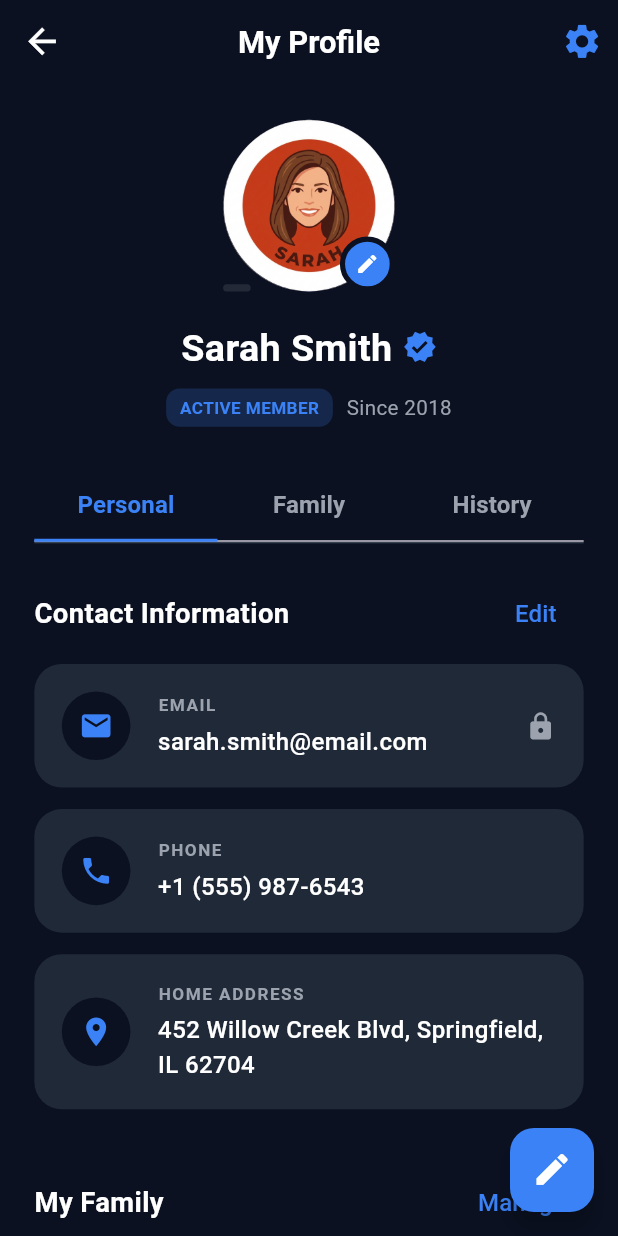
After one commit to arshad1/church-app-flutter, a Flutter app: the ProfileView screen opened by its route, on a phone screen of 412 x 824 dp. The commit adds this screen. Run offline on Flutter 3.47's test engine with Material 3 defaults, Android fonts, the phone set to English and light mode, and no system bars; our stand-ins replace dio, flutter_screenutil, get, get_storage, google_fonts; accounts and stored records are empty.

Commit message:
feat: add profile module with its view, controller, binding, and integrate navigation from the home view.

```diff
--- a/lib/app/modules/home/views/home_view.dart
+++ b/lib/app/modules/home/views/home_view.dart
@@ -2,6 +2,7 @@ import 'package:church_app/app/core/theme/app_theme.dart';
 import 'package:flutter/material.dart';
 import 'package:get/get.dart';
 import 'package:flutter_screenutil/flutter_screenutil.dart';
+import 'package:church_app/app/routes/app_pages.dart';
 import '../controllers/home_controller.dart';
 
 class HomeView extends GetView<HomeController> {
@@ -52,9 +53,12 @@ class HomeView extends GetView<HomeController> {
       children: [
         Row(
           children: [
-            CircleAvatar(
-              radius: 20.r,
-              backgroundImage: const AssetImage('assets/images/avatar.png'),
+            GestureDetector(
+              onTap: () => Get.toNamed(Routes.profile),
+              child: CircleAvatar(
+                radius: 20.r,
+                backgroundImage: const AssetImage('assets/images/avatar.png'),
+              ),
             ),
             SizedBox(width: 12.w),
             Column(
--- /dev/null
+++ b/lib/app/modules/profile/bindings/profile_binding.dart
@@ -0,0 +1,10 @@
+import 'package:get/get.dart';
+
+import '../controllers/profile_controller.dart';
+
+class ProfileBinding extends Bindings {
+  @override
+  void dependencies() {
+    Get.lazyPut<ProfileController>(() => ProfileController());
+  }
+}
--- /dev/null
+++ b/lib/app/modules/profile/controllers/profile_controller.dart
@@ -0,0 +1,6 @@
+import 'package:get/get.dart';
+
+class ProfileController extends GetxController {
+  // Add any needed state logic here
+  // For now, it's primarily a static presentation similar to the mockup
+}
--- /dev/null
+++ b/lib/app/modules/profile/views/profile_view.dart
@@ -0,0 +1,472 @@
+import 'package:flutter/material.dart';
+import 'package:flutter_screenutil/flutter_screenutil.dart';
+import 'package:get/get.dart';
+import '../../../core/theme/app_theme.dart';
+import '../controllers/profile_controller.dart';
+
+class ProfileView extends GetView<ProfileController> {
+  const ProfileView({super.key});
+
+  @override
+  Widget build(BuildContext context) {
+    return DefaultTabController(
+      length: 3,
+      child: Scaffold(
+        backgroundColor: AppTheme.background,
+        appBar: _buildAppBar(),
+        body: SafeArea(
+          child: Column(
+            children: [
+              SizedBox(height: 20.h),
+              _buildProfileHeader(),
+              SizedBox(height: 24.h),
+              _buildTabBar(),
+              Expanded(
+                child: TabBarView(
+                  children: [
+                    _buildPersonalTab(),
+                    _buildPlaceholderTab('Family'),
+                    _buildPlaceholderTab('History'),
+                  ],
+                ),
+              ),
+            ],
+          ),
+        ),
+        floatingActionButton: FloatingActionButton(
+          onPressed: () {},
+          backgroundColor: AppTheme.primary,
+          child: Icon(Icons.edit, color: Colors.white, size: 24.sp),
+        ),
+      ),
+    );
+  }
+
+  AppBar _buildAppBar() {
+    return AppBar(
+      backgroundColor: AppTheme.background,
+      elevation: 0,
+      leading: IconButton(
+        icon: Icon(Icons.arrow_back, color: Colors.white, size: 24.sp),
+        onPressed: () => Get.back(),
+      ),
+      title: Text(
+        'My Profile',
+        style: TextStyle(
+          color: Colors.white,
+          fontSize: 18.sp,
+          fontWeight: FontWeight.bold,
+        ),
+      ),
+      centerTitle: true,
+      actions: [
+        IconButton(
+          icon: Icon(Icons.settings, color: AppTheme.primary, size: 24.sp),
+          onPressed: () {},
+        ),
+      ],
+    );
+  }
+
+  Widget _buildProfileHeader() {
+    return Column(
+      children: [
+        Stack(
+          children: [
+            CircleAvatar(
+              radius: 50.r,
+              backgroundImage: const AssetImage('assets/images/avatar.png'),
+            ),
+            Positioned(
+              bottom: 0,
+              right: 0,
+              child: Container(
+                padding: EdgeInsets.all(6.w),
+                decoration: BoxDecoration(
+                  color: AppTheme.primary,
+                  shape: BoxShape.circle,
+                  border: Border.all(color: AppTheme.background, width: 3.w),
+                ),
+                child: Icon(Icons.edit, color: Colors.white, size: 14.sp),
+              ),
+            ),
+            Positioned(
+              bottom: 0,
+              left: 0,
+              child: Container(
+                padding: EdgeInsets.symmetric(horizontal: 8.w, vertical: 2.h),
+                decoration: BoxDecoration(
+                  color: Colors.white.withValues(
+                    alpha: 0.1,
+                  ), // Translucent backdrop for styling logic
+                  borderRadius: BorderRadius.circular(10.r),
+                ),
+                // Could be another badge logic
+              ),
+            ),
+          ],
+        ),
+        SizedBox(height: 16.h),
+        Row(
+          mainAxisAlignment: MainAxisAlignment.center,
+          children: [
+            Text(
+              'Sarah Smith', // Matching avatar gender
+              style: TextStyle(
+                color: Colors.white,
+                fontSize: 22.sp,
+                fontWeight: FontWeight.bold,
+              ),
+            ),
+            SizedBox(width: 6.w),
+            Icon(Icons.verified, color: AppTheme.primary, size: 20.sp),
+          ],
+        ),
+        SizedBox(height: 8.h),
+        Row(
+          mainAxisAlignment: MainAxisAlignment.center,
+          children: [
+            Container(
+              padding: EdgeInsets.symmetric(horizontal: 8.w, vertical: 4.h),
+              decoration: BoxDecoration(
+                color: AppTheme.primary.withValues(alpha: 0.2),
+                borderRadius: BorderRadius.circular(8.r),
+              ),
+              child: Text(
+                'ACTIVE MEMBER',
+                style: TextStyle(
+                  color: AppTheme.primary,
+                  fontSize: 10.sp,
+                  fontWeight: FontWeight.bold,
+                ),
+              ),
+            ),
+            SizedBox(width: 8.w),
+            Text(
+              'Since 2018',
+              style: TextStyle(color: AppTheme.textSecondary, fontSize: 12.sp),
+            ),
+          ],
+        ),
+      ],
+    );
+  }
+
+  Widget _buildTabBar() {
+    return Container(
+      margin: EdgeInsets.symmetric(horizontal: 20.w),
+      decoration: const BoxDecoration(
+        border: Border(bottom: BorderSide(color: Color(0xFF374151), width: 1)),
+      ),
+      child: TabBar(
+        labelColor: AppTheme.primary,
+        unselectedLabelColor: AppTheme.textSecondary,
+        labelStyle: TextStyle(fontSize: 14.sp, fontWeight: FontWeight.w600),
+        indicatorColor: AppTheme.primary,
+        indicatorSize: TabBarIndicatorSize.tab,
+        tabs: const [
+          Tab(text: 'Personal'),
+          Tab(text: 'Family'),
+          Tab(text: 'History'),
+        ],
+      ),
+    );
+  }
+
+  Widget _buildPersonalTab() {
+    return SingleChildScrollView(
+      padding: EdgeInsets.all(20.w),
+      child: Column(
+        crossAxisAlignment: CrossAxisAlignment.start,
+        children: [
+          Row(
+            mainAxisAlignment: MainAxisAlignment.spaceBetween,
+            children: [
+              Text(
+                'Contact Information',
+                style: TextStyle(
+                  color: Colors.white,
+                  fontSize: 16.sp,
+                  fontWeight: FontWeight.bold,
+                ),
+              ),
+              TextButton(
+                onPressed: () {},
+                child: Text(
+                  'Edit',
+                  style: TextStyle(color: AppTheme.primary, fontSize: 14.sp),
+                ),
+              ),
+            ],
+          ),
+          SizedBox(height: 8.h),
+          _buildInfoCard(
+            Icons.email,
+            'EMAIL',
+            'sarah.smith@email.com',
+            isLocked: true,
+          ),
+          SizedBox(height: 12.h),
+          _buildInfoCard(Icons.phone, 'PHONE', '+1 (555) 987-6543'),
+          SizedBox(height: 12.h),
+          _buildInfoCard(
+            Icons.location_on,
+            'HOME ADDRESS',
+            '452 Willow Creek Blvd, Springfield, IL 62704',
+          ),
+          SizedBox(height: 32.h),
+          Row(
+            mainAxisAlignment: MainAxisAlignment.spaceBetween,
+            children: [
+              Text(
+                'My Family',
+                style: TextStyle(
+                  color: Colors.white,
+                  fontSize: 16.sp,
+                  fontWeight: FontWeight.bold,
+                ),
+              ),
+              TextButton(
+                onPressed: () {},
+                child: Text(
+                  'Manage',
+                  style: TextStyle(color: AppTheme.primary, fontSize: 14.sp),
+                ),
+              ),
+            ],
+          ),
+          SizedBox(height: 16.h),
+          _buildFamilyList(),
+          SizedBox(height: 32.h),
+          Text(
+            'Spiritual Journey',
+            style: TextStyle(
+              color: Colors.white,
+              fontSize: 16.sp,
+              fontWeight: FontWeight.bold,
+            ),
+          ),
+          SizedBox(height: 16.h),
+          _buildJourneyCard(
+            Icons.water_drop,
+            'Baptism',
+            'Oct 12, 1995 • St. Peter\'s Cathedral',
+            AppTheme.primary.withValues(alpha: 0.2),
+            AppTheme.primary,
+          ),
+          _buildJourneyCard(
+            Icons.volunteer_activism, // Dove icon replacement
+            'Confirmation',
+            'May 20, 2010 • St. Mary\'s Church',
+            Color(0xFFF97316).withValues(alpha: 0.2),
+            Color(0xFFF97316),
+          ),
+          _buildJourneyCard(
+            Icons.favorite,
+            'Holy Matrimony',
+            'Jun 15, 2018 • Sacred Heart Chapel',
+            Colors.pink.withValues(alpha: 0.2),
+            Colors.pink,
+            isLast: true,
+          ),
+          SizedBox(height: 24.h),
+          Center(
+            child: TextButton(
+              onPressed: () {},
+              child: Text(
+                'View Full History',
+                style: TextStyle(
+                  color: AppTheme.textSecondary,
+                  fontSize: 14.sp,
+                  fontWeight: FontWeight.w600,
+                ),
+              ),
+            ),
+          ),
+          SizedBox(height: 40.h), // Bottom padding for FAB
+        ],
+      ),
+    );
+  }
+
+  Widget _buildInfoCard(
+    IconData icon,
+    String label,
+    String value, {
+    bool isLocked = false,
+  }) {
+    return Container(
+      padding: EdgeInsets.all(16.w),
+      decoration: BoxDecoration(
+        color: AppTheme.surface,
+        borderRadius: BorderRadius.circular(16.r),
+      ),
+      child: Row(
+        children: [
+          Container(
+            padding: EdgeInsets.all(10.w),
+            decoration: BoxDecoration(
+              color: AppTheme.background,
+              shape: BoxShape.circle,
+            ),
+            child: Icon(icon, color: AppTheme.primary, size: 20.sp),
+          ),
+          SizedBox(width: 16.w),
+          Expanded(
+            child: Column(
+              crossAxisAlignment: CrossAxisAlignment.start,
+              children: [
+                Text(
+                  label,
+                  style: TextStyle(
+                    color: AppTheme.textSecondary,
+                    fontSize: 10.sp,
+                    fontWeight: FontWeight.bold,
+                    letterSpacing: 1.0,
+                  ),
+                ),
+                SizedBox(height: 4.h),
+                Text(
+                  value,
+                  style: TextStyle(
+                    color: Colors.white,
+                    fontSize: 14.sp,
+                    fontWeight: FontWeight.w500,
+                  ),
+                ),
+              ],
+            ),
+          ),
+          if (isLocked)
+            Icon(Icons.lock, color: AppTheme.textSecondary, size: 18.sp),
+        ],
+      ),
+    );
+  }
+
+  Widget _buildFamilyList() {
+    return Row(
+      children: [
+        _buildFamilyMember('Jane', 'images/family_jane.png'), // Generated
+        SizedBox(width: 16.w),
+        _buildFamilyMember('Timmy', 'images/family_timmy.png'), // Generated
+        SizedBox(width: 16.w),
+        Column(
+          children: [
+            Container(
+              width: 60.r,
+              height: 60.r,
+              decoration: BoxDecoration(
+                shape: BoxShape.circle,
+                border: Border.all(
+                  color: AppTheme.textSecondary,
+                  style: BorderStyle.solid,
+                ),
+              ),
+              child: Icon(
+                Icons.add,
+                color: AppTheme.textSecondary,
+                size: 24.sp,
+              ),
+            ),
+            SizedBox(height: 8.h),
+            Text(
+              'Add',
+              style: TextStyle(color: AppTheme.textSecondary, fontSize: 12.sp),
+            ),
+          ],
+        ),
+      ],
+    );
+  }
+
+  Widget _buildFamilyMember(String name, String asset) {
+    return Column(
+      children: [
+        CircleAvatar(radius: 30.r, backgroundImage: AssetImage(asset)),
+        SizedBox(height: 8.h),
+        Text(
+          name,
+          style: TextStyle(
+            color: Colors.white,
+            fontSize: 12.sp,
+            fontWeight: FontWeight.w500,
+          ),
+        ),
+      ],
+    );
+  }
+
+  Widget _buildJourneyCard(
+    IconData icon,
+    String title,
+    String date,
+    Color bg,
+    Color iconColor, {
+    bool isLast = false,
+  }) {
+    return Container(
+      margin: EdgeInsets.only(
+        bottom: isLast ? 0 : 4.h,
+      ), // Reduced margin for linked look? Design has them separated but contained
+      // Actually design shows them as a list in a container... wait, the screenshot shows separate containers for each item
+      // but they look visually grouped. I'll stick to separate containers for cleaner code.
+      padding: EdgeInsets.symmetric(horizontal: 16.w, vertical: 16.h),
+      decoration: BoxDecoration(
+        color: AppTheme.surface,
+        border: Border(
+          bottom: isLast
+              ? BorderSide.none
+              : BorderSide(color: Color(0xFF374151), width: 1), // Divider
+        ),
+        // Group rounded corners?
+        // Let's just make them look like list tiles.
+      ),
+      child: Row(
+        children: [
+          Container(
+            padding: EdgeInsets.all(10.w),
+            decoration: BoxDecoration(
+              color: bg,
+              borderRadius: BorderRadius.circular(12.r),
+            ),
+            child: Icon(icon, color: iconColor, size: 24.sp),
+          ),
+          SizedBox(width: 16.w),
+          Expanded(
+            child: Column(
+              crossAxisAlignment: CrossAxisAlignment.start,
+              children: [
+                Text(
+                  title,
+                  style: TextStyle(
+                    color: Colors.white,
+                    fontSize: 14.sp,
+                    fontWeight: FontWeight.bold,
+                  ),
+                ),
+                SizedBox(height: 4.h),
+                Text(
+                  date,
+                  style: TextStyle(
+                    color: AppTheme.textSecondary,
+                    fontSize: 12.sp,
+                  ),
+                ),
+              ],
+            ),
+          ),
+        ],
+      ),
+    );
+  }
+
+  Widget _buildPlaceholderTab(String title) {
+    return Center(
+      child: Text(
+        '$title Content Coming Soon',
+        style: TextStyle(color: AppTheme.textSecondary, fontSize: 16.sp),
+      ),
+    );
+  }
+}
--- a/lib/app/routes/app_pages.dart
+++ b/lib/app/routes/app_pages.dart
@@ -8,6 +8,8 @@ import '../modules/login/bindings/login_binding.dart';
 import '../modules/login/views/login_view.dart';
 import '../modules/welcome/bindings/welcome_binding.dart';
 import '../modules/welcome/views/welcome_view.dart';
+import '../modules/profile/bindings/profile_binding.dart';
+import '../modules/profile/views/profile_view.dart';
 
 part 'app_routes.dart';
 
@@ -37,5 +39,10 @@ class AppPages {
       page: () => const LandingView(),
       binding: LandingBinding(),
     ),
+    GetPage(
+      name: _Paths.profile,
+      page: () => const ProfileView(),
+      binding: ProfileBinding(),
+    ),
   ];
 }
--- a/lib/app/routes/app_routes.dart
+++ b/lib/app/routes/app_routes.dart
@@ -7,6 +7,7 @@ abstract class Routes {
   static const welcome = _Paths.welcome;
   static const login = _Paths.login;
   static const landing = _Paths.landing;
+  static const profile = _Paths.profile;
 }
 
 abstract class _Paths {
@@ -15,4 +16,5 @@ abstract class _Paths {
   static const welcome = '/welcome';
   static const login = '/login';
   static const landing = '/landing';
+  static const profile = '/profile';
 }
```
